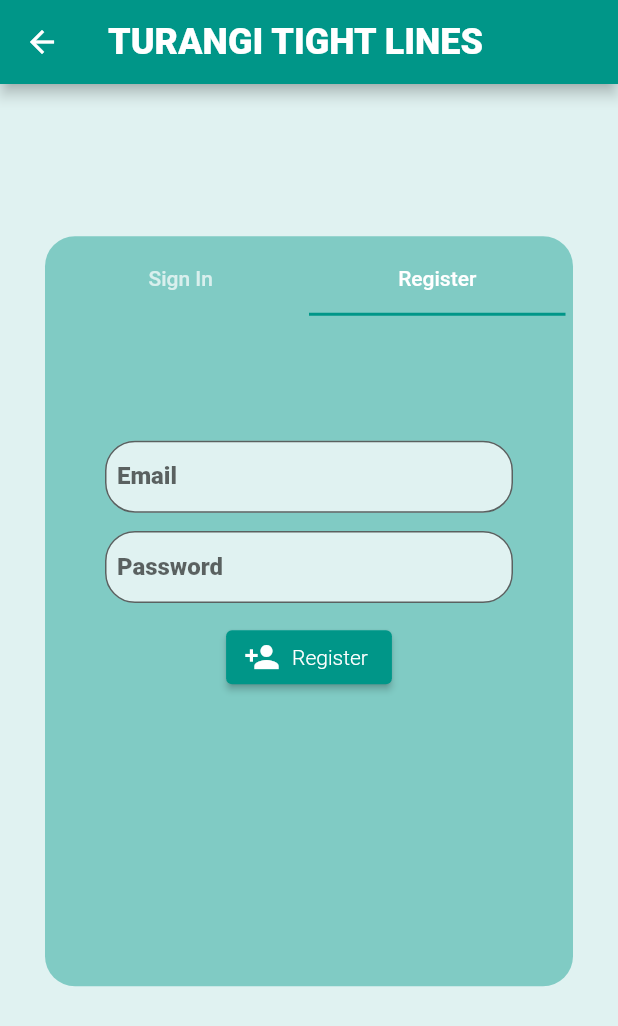
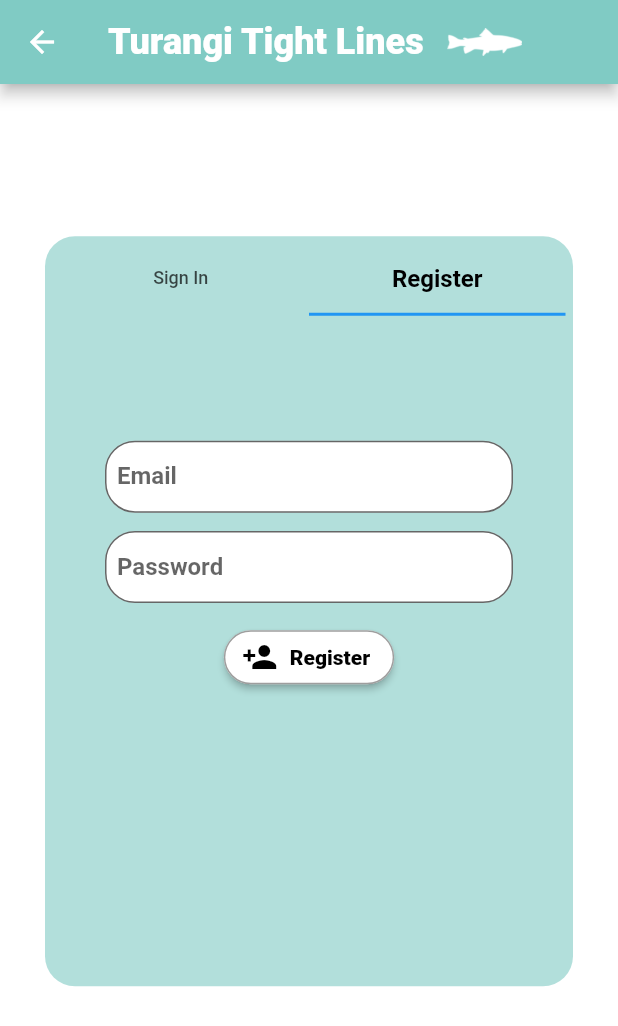
Before and after one commit to palmabalsa/tight-lines-app, a Flutter app: the LoginView screen opened by its route, tab 2 chosen, after a tap on "Register", on a phone screen of 412 x 824 dp. Shown: the top 1026 px of the screen. Run offline on Flutter 3.47's test engine with Material 2 defaults, Android fonts, the light colour scheme and no system bars; our stand-ins replace confetti, date_time_picker, firebase_auth, firebase_core, flutter_icons_null_safety, google_maps_flutter and 1 more; accounts and stored records are empty; network calls fail; Roboto replaces fonts that are missing (Sofiapro).

Commit message:
refactor styling to use themes.dart

```diff
--- a/lib/ui/themes.dart
+++ b/lib/ui/themes.dart
@@ -1,34 +1,63 @@
 import 'package:flutter/material.dart';
+import 'package:flutter_icons_null_safety/flutter_icons_null_safety.dart';
 
 class Themes {
   static final light = ThemeData(
-    primarySwatch: Colors.teal,
-    scaffoldBackgroundColor: Colors.teal.shade50,
-
+    primaryColor: Colors.teal.shade200,
+    appBarTheme: AppBarTheme(color: Colors.teal.shade200),
+    scaffoldBackgroundColor: Colors.white,
     fontFamily: 'Sofiapro',
-
     textTheme: const TextTheme(
         headline1: TextStyle(),
         headline4: TextStyle(color: Colors.black),
         headline5: TextStyle(color: Colors.white, fontWeight: FontWeight.w900),
         headline6: TextStyle(color: Colors.black),
-        bodyText1: TextStyle(color: Colors.white, fontWeight: FontWeight.w900),
-        bodyText2: TextStyle(color: Colors.black, fontWeight: FontWeight.w900),
+        bodyText1: TextStyle(
+            color: Colors.white, fontWeight: FontWeight.w900, fontSize: 14),
+        bodyText2: TextStyle(
+            color: Colors.black, fontWeight: FontWeight.w900, fontSize: 14),
         button: TextStyle(color: Colors.black, fontWeight: FontWeight.w300)),
+    //for drop down menus ::::::::::::
 
     inputDecorationTheme: InputDecorationTheme(
       labelStyle: TextStyle(
-        fontWeight: FontWeight.w900,
+        fontWeight: FontWeight.bold,
       ),
       contentPadding: EdgeInsets.all(8.0),
-      fillColor: Colors.teal.shade50,
+      fillColor: Colors.white,
       filled: true,
-      // dropdownColor: Colors.teal.shade100,
       border: OutlineInputBorder(
           borderRadius: BorderRadius.all(Radius.circular(99)),
-          borderSide: BorderSide.none),
+          borderSide: BorderSide(color: Colors.grey.shade800)),
     ),
+    tabBarTheme: TabBarTheme(
+      labelColor: Colors.black,
+      labelStyle: TextStyle(fontSize: 16.0, fontWeight: FontWeight.w600),
+      unselectedLabelStyle: TextStyle(fontSize: 12),
+    ),
+    textButtonTheme: TextButtonThemeData(
+        style: TextButton.styleFrom(
+            primary: Colors.black,
+            textStyle: TextStyle(
+                fontSize: 14, color: Colors.black, fontWeight: FontWeight.w600),
+            shape: RoundedRectangleBorder(
+                borderRadius: BorderRadius.circular(99)))),
+    elevatedButtonTheme: ElevatedButtonThemeData(
+        style: ElevatedButton.styleFrom(
+            primary: Colors.white,
+            textStyle: TextStyle(
+                fontSize: 14, color: Colors.black, fontWeight: FontWeight.w900),
+            side: BorderSide(color: Colors.grey),
+            shape: RoundedRectangleBorder(
+                borderRadius: BorderRadius.circular(99)))),
 
-    // buttonTheme:
+    dataTableTheme: DataTableThemeData(
+        headingRowColor: MaterialStateColor.resolveWith(
+          (states) {
+            return Colors.teal.shade50;
+          },
+        ),
+        headingTextStyle:
+            TextStyle(fontWeight: FontWeight.bold, color: Colors.black)),
   );
 }
--- a/lib/ui/views/login_view.dart
+++ b/lib/ui/views/login_view.dart
@@ -29,17 +29,25 @@ class _LoginViewState extends State<LoginView>
   Widget build(BuildContext context) {
     var theme = Theme.of(context);
     return Scaffold(
-      backgroundColor: Colors.teal.shade50,
       appBar: AppBar(
-        title: Text(
-          'TURANGI TIGHT LINES',
-          style: theme.textTheme.headline5,
-        ),
+        title: Row(children: [
+          Text(
+            'Turangi Tight Lines',
+            style: theme.textTheme.headline5,
+          ),
+          Spacer(flex: 2),
+          Container(
+            height: 40,
+            width: 50,
+            child: Image.asset('assets/images/trout.png', color: Colors.white),
+          ),
+          Spacer(flex: 6),
+        ]),
       ),
       body: Center(
         child: Container(
           decoration: BoxDecoration(
-              color: Colors.teal.shade200,
+              color: Colors.teal.shade100,
               borderRadius: BorderRadius.all(Radius.circular(20))),
           height: 500,
           margin: EdgeInsets.fromLTRB(30, 5, 30, 70),
--- a/lib/ui/widgets/RegistrationForm.dart
+++ b/lib/ui/widgets/RegistrationForm.dart
@@ -42,7 +42,7 @@ class _RegistrationFormState extends State<RegistrationForm> {
       child: Form(
         key: _formKey,
         child: Container(
-          color: Colors.teal.shade200,
+          color: Colors.teal.shade100,
           height: 400,
           margin: EdgeInsets.fromLTRB(30, 5, 30, 70),
           padding: EdgeInsets.all(5),
@@ -59,8 +59,12 @@ class _RegistrationFormState extends State<RegistrationForm> {
                   onPressed: () {
                     registerUser();
                   },
-                  icon: Icon(Icons.person_add),
-                  label: Text('Register')),
+                  icon: Icon(
+                    Icons.person_add,
+                    color: Colors.black,
+                  ),
+                  label:
+                      Text('Register', style: TextStyle(color: Colors.black))),
               Spacer(flex: 6),
             ],
           ),
--- a/lib/ui/widgets/SignInForm.dart
+++ b/lib/ui/widgets/SignInForm.dart
@@ -43,7 +43,7 @@ class _SignInFormState extends State<SignInForm> {
         child: Form(
             key: _formKey,
             child: Container(
-              color: Colors.teal.shade200,
+              color: Colors.teal.shade100,
               height: 400,
               margin: EdgeInsets.fromLTRB(30, 5, 30, 70),
               padding: EdgeInsets.all(5),
@@ -62,8 +62,9 @@ class _SignInFormState extends State<SignInForm> {
                       onPressed: () {
                         signIn();
                       },
-                      icon: Icon(Icons.lock_open),
-                      label: Text('Sign In')),
+                      icon: Icon(Icons.lock_open, color: Colors.black),
+                      label: Text('Sign In',
+                          style: TextStyle(color: Colors.black))),
                   Spacer(flex: 3),
                 ],
               ),
```
Also changed, not shown: lib/ui/views/TT.dart (+3 -9 lines), lib/ui/views/troutDataLog.dart (+18 -12 lines), lib/ui/widgets/RiverDropDownMenu.dart (+29 -40 lines), lib/ui/widgets/RiverTitleAndWeatherButton.dart (+7 -7 lines).
